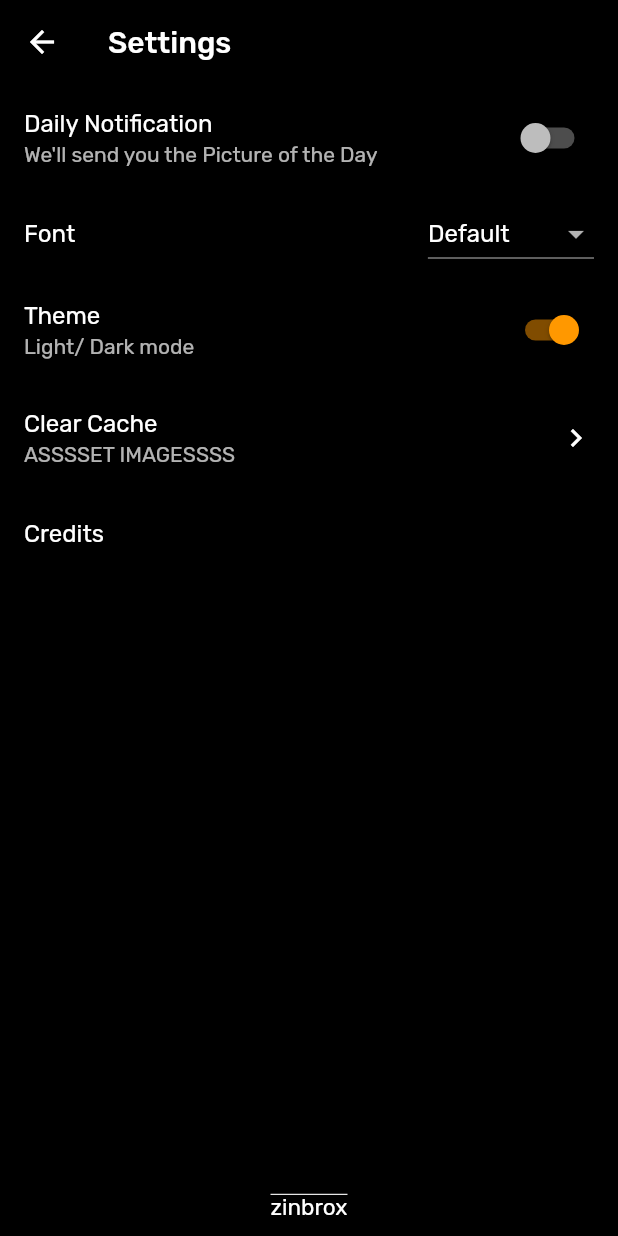
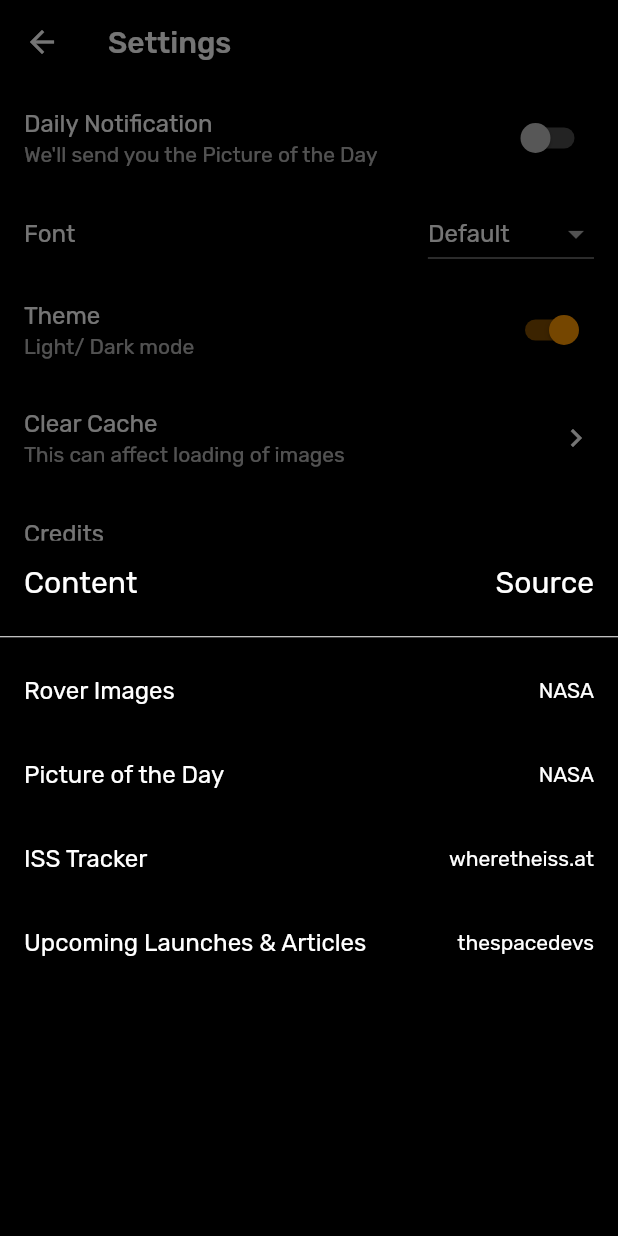
Before and after one commit to zinbrox/universum_app, a Flutter app: the SettingsPage screen opened by its route, after a tap on "Credits", on a phone screen of 412 x 824 dp. Run offline on Flutter 3.47's test engine with Material 2 defaults, Android fonts, the phone set to English and light mode, and no system bars; our stand-ins replace cached_network_image, delayed_display, firebase_auth, firebase_core, flutter_local_notifications, fluttertoast and 11 more; missing offline and left inert: android_alarm_manager, flutter_login_facebook, geocoder; accounts and stored records are empty.

Commit message:
Added Credits

```diff
--- a/lib/pages/loginPage.dart
+++ b/lib/pages/loginPage.dart
@@ -21,7 +21,6 @@ class _LoginPageState extends State<LoginPage> {
 
     await Firebase.initializeApp();
 
-    /*
       User user = FirebaseAuth.instance.currentUser;
       if (user != null) {
         Navigator.of(context).pushReplacement(
@@ -33,16 +32,18 @@ class _LoginPageState extends State<LoginPage> {
         );
       }
       else
-        setState(() {
-          _buttonVisible=true;
+        Future.delayed(const Duration(seconds: 1), (){
+          setState(() {
+            _buttonVisible=true;
+          });
         });
 
-     */
 
+    /*
     setState(() {
       _buttonVisible=true;
     });
-
+     */
 
 
   }
--- a/lib/pages/settingsPage.dart
+++ b/lib/pages/settingsPage.dart
@@ -175,7 +175,7 @@ class _SettingsPageState extends State<SettingsPage> with AutomaticKeepAliveClie
                 ),
                 ListTile(
                   title: Text("Clear Cache"),
-                  subtitle: Text("ASSSSET IMAGESSSS"),
+                  subtitle: Text("This can affect loading of images"),
                   trailing: Icon(Icons.navigate_next),
                   onTap: () async {
                     var appDir = (await getTemporaryDirectory()).path;
@@ -185,8 +185,39 @@ class _SettingsPageState extends State<SettingsPage> with AutomaticKeepAliveClie
                 ),
                 ListTile(
                   title: Text("Credits"),
-                  onTap: (){
-
+                  onTap: () async {
+                    await showModalBottomSheet(
+                        context: context,
+                        builder: (context) {
+                      return Container(
+                        height: MediaQuery.of(context).size.height*0.6,
+                        child: ListView(
+                          children: [
+                            ListTile(
+                              title: Text("Content", style: TextStyle(fontSize: 20),),
+                              trailing: Text("Source", style: TextStyle(fontSize: 20),),
+                            ),
+                            Divider(color: isSwitched? Colors.white : Colors.black,),
+                            ListTile(
+                              title: Text("Rover Images"),
+                              trailing: Text("NASA"),
+                            ),
+                            ListTile(
+                              title: Text("Picture of the Day"),
+                              trailing: Text("NASA"),
+                            ),
+                            ListTile(
+                              title: Text("ISS Tracker"),
+                              trailing: Text("wheretheiss.at"),
+                            ),
+                            ListTile(
+                              title: Text("Upcoming Launches & Articles"),
+                              trailing: Text("thespacedevs"),
+                            ),
+                          ],
+                        ),
+                      );
+                    });
                   },
                 ),
               ],
```
